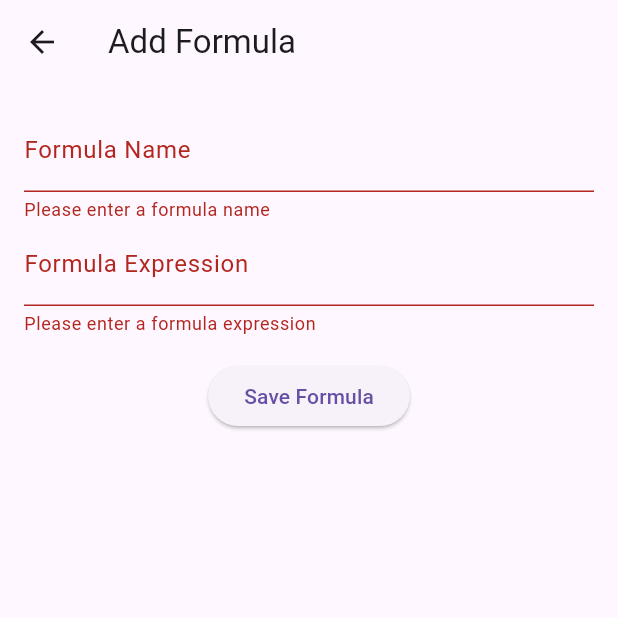
After one commit to Porapol-New/Intelligent-Mathematics, a Flutter app: the AddFormulaPage screen opened directly, after a tap on "Save Formula", on a phone screen of 412 x 824 dp, the top half of it. The commit adds this screen. Run offline on Flutter 3.47's test engine with Material 3 defaults, Android fonts, the phone set to English and light mode, and no system bars; our stand-ins replace cloud_firestore, firebase_auth, firebase_core, form_field_validator, math_expressions, shared_preferences; accounts and stored records are empty.

Commit message:
Update Version 1.2.1 (Make Formula By User)

```diff
--- /dev/null
+++ b/lib/addformulapage.dart
@@ -0,0 +1,155 @@
+// import 'package:flutter/material.dart';
+// import 'package:cloud_firestore/cloud_firestore.dart';
+
+// class AddFormulaPage extends StatefulWidget {
+//   @override
+//   _AddFormulaPageState createState() => _AddFormulaPageState();
+// }
+
+// class _AddFormulaPageState extends State<AddFormulaPage> {
+//   final _formKey = GlobalKey<FormState>();
+//   String formulaName = '';
+//   String formulaDescription = '';
+
+//   void _saveFormula() {
+//     if (_formKey.currentState?.validate() ?? false) {
+//       FirebaseFirestore.instance.collection('formulas').add({
+//         'name': formulaName,
+//         'expression': formulaDescription, // เก็บสูตร
+//       }).then((_) {
+//         ScaffoldMessenger.of(context)
+//             .showSnackBar(SnackBar(content: Text('Formula Saved')));
+//         Navigator.pop(context);
+//       });
+//     }
+//   }
+
+//   @override
+//   Widget build(BuildContext context) {
+//     return Scaffold(
+//       appBar: AppBar(title: Text('Add Formula')),
+//       body: Padding(
+//         padding: const EdgeInsets.all(16.0),
+//         child: Form(
+//           key: _formKey,
+//           child: Column(
+//             children: [
+//               TextFormField(
+//                 decoration: InputDecoration(labelText: 'Formula Name'),
+//                 validator: (value) {
+//                   if (value == null || value.isEmpty) {
+//                     return 'Please enter a formula name';
+//                   }
+//                   return null;
+//                 },
+//                 onSaved: (value) {
+//                   formulaName = value ?? '';
+//                 },
+//               ),
+//               TextFormField(
+//                 decoration: InputDecoration(labelText: 'Formula Expression'),
+//                 validator: (value) {
+//                   if (value == null || value.isEmpty) {
+//                     return 'Please enter a formula expression';
+//                   }
+//                   return null;
+//                 },
+//                 onSaved: (value) {
+//                   formulaDescription = value ?? '';
+//                 },
+//               ),
+//               ElevatedButton(
+//                 onPressed: _saveFormula,
+//                 child: Text('Save Formula'),
+//               ),
+//             ],
+//           ),
+//         ),
+//       ),
+//     );
+//   }
+// }
+
+import 'package:flutter/material.dart';
+import 'package:cloud_firestore/cloud_firestore.dart';
+
+class AddFormulaPage extends StatefulWidget {
+  @override
+  _AddFormulaPageState createState() => _AddFormulaPageState();
+}
+
+class _AddFormulaPageState extends State<AddFormulaPage> {
+  final _formKey = GlobalKey<FormState>();
+  String formulaName = '';
+  String formulaExpression = '';
+
+  void _saveFormula() {
+    // ตรวจสอบการ validate ของฟอร์ม
+    if (_formKey.currentState?.validate() ?? false) {
+      // เรียก save() เพื่อให้ onSaved ของ TextFormField ทำงาน
+      _formKey.currentState?.save();
+
+      FirebaseFirestore.instance.collection('formulas').add({
+        'name': formulaName,
+        'expression': formulaExpression,
+        // 'createdAt': FieldValue.serverTimestamp(), // ถ้าต้องการเก็บเวลา
+      }).then((_) {
+        ScaffoldMessenger.of(context).showSnackBar(
+          SnackBar(content: Text('Formula Saved')),
+        );
+        Navigator.pop(context); // กลับไปหน้าก่อน
+      });
+    }
+  }
+
+  @override
+  Widget build(BuildContext context) {
+    return Scaffold(
+      appBar: AppBar(
+        title: Text('Add Formula'),
+      ),
+      body: Padding(
+        padding: const EdgeInsets.all(16.0),
+        child: Form(
+          key: _formKey,
+          child: Column(
+            children: [
+              // ช่องกรอกชื่อสูตร
+              TextFormField(
+                decoration: InputDecoration(labelText: 'Formula Name'),
+                validator: (value) {
+                  if (value == null || value.isEmpty) {
+                    return 'Please enter a formula name';
+                  }
+                  return null;
+                },
+                onSaved: (value) {
+                  formulaName = value ?? '';
+                },
+              ),
+              // ช่องกรอกสมการสูตร
+              TextFormField(
+                decoration: InputDecoration(labelText: 'Formula Expression'),
+                validator: (value) {
+                  if (value == null || value.isEmpty) {
+                    return 'Please enter a formula expression';
+                  }
+                  return null;
+                },
+                onSaved: (value) {
+                  formulaExpression = value ?? '';
+                },
+              ),
+              SizedBox(height: 16),
+              // ปุ่มบันทึกสูตร
+              ElevatedButton(
+                onPressed: _saveFormula,
+                child: Text('Save Formula'),
+              ),
+            ],
+          ),
+        ),
+      ),
+    );
+  }
+}
--- a/pubspec.yaml
+++ b/pubspec.yaml
@@ -42,6 +42,7 @@ dependencies:
   intl: ^0.18.0
   shared_preferences: ^2.0.15
   flutter_launcher_icons: "^0.13.1"
+  math_expressions: ^2.6.0
 
 dev_dependencies:
   flutter_launcher_icons: ^0.13.1
```
Also changed, not shown: lib/Menu.dart (+49 -110 lines), lib/editformulapage.dart (added, +103 -0 lines), lib/formula_manager.dart (added, +199 -0 lines), lib/mobileviewwrapper.dart (added, +22 -0 lines), pubspec.lock, 6 other files.
